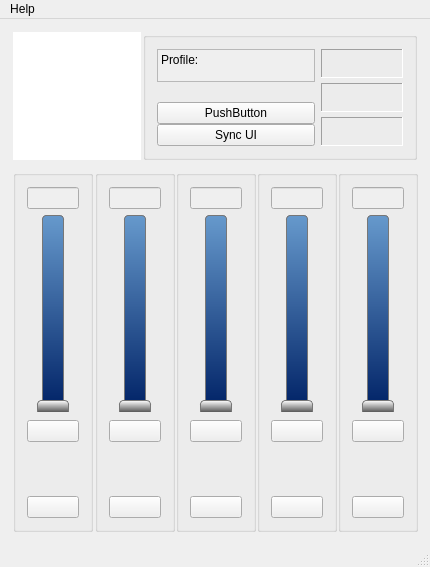
Qt form gui_mainwindow.ui (Shub77/phoebetria-code) before a commit.
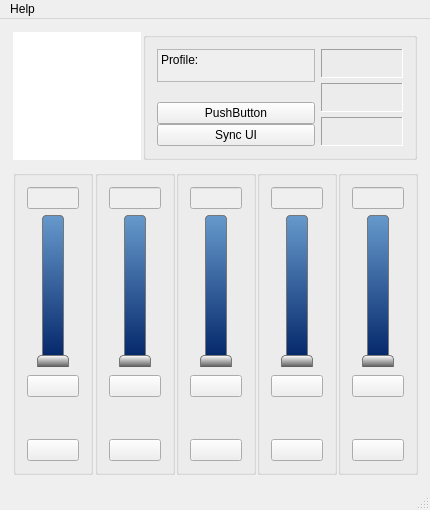
The same form after that commit. Icons and pictures are not drawn.

Commit message:
Removed unused GUI components
Removed old RPM indicators
Removed image files

```diff
--- a/gui_mainwindow.ui
+++ b/gui_mainwindow.ui
@@ -7,7 +7,7 @@
     <x>0</x>
     <y>0</y>
     <width>430</width>
-    <height>567</height>
+    <height>510</height>
    </rect>
   </property>
   <property name="sizePolicy">
@@ -739,78 +739,6 @@
            </property>
           </widget>
          </item>
-         <item>
-          <layout class="QHBoxLayout" name="horizontalLayout_22"/>
-         </item>
-         <item>
-          <layout class="QHBoxLayout" name="horizontalLayout_9">
-           <property name="spacing">
-            <number>0</number>
-           </property>
-           <item>
-            <widget class="QLabel" name="ctrl_channel1RpmIndicator">
-             <property name="sizePolicy">
-              <sizepolicy hsizetype="Fixed" vsizetype="Fixed">
-               <horstretch>51</horstretch>
-               <verstretch>6</verstretch>
-              </sizepolicy>
-             </property>
-             <property name="minimumSize">
-              <size>
-               <width>51</width>
-               <height>6</height>
-              </size>
-             </property>
-             <property name="maximumSize">
-              <size>
-               <width>51</width>
-               <height>6</height>
-              </size>
-             </property>
-             <property name="baseSize">
-              <size>
-               <width>51</width>
-               <height>6</height>
-              </size>
-             </property>
-             <property name="font">
-              <font>
-               <family>Arial Black</family>
-               <pointsize>16</pointsize>
-               <weight>50</weight>
-               <italic>false</italic>
-               <bold>false</bold>
-              </font>
-             </property>
-             <property name="toolTip">
-              <string>Channel</string>
-             </property>
-             <property name="styleSheet">
-              <string notr="true">background-image: url(:/Images/bar_green.png);
-margin:0px;</string>
-             </property>
-             <property name="frameShape">
-              <enum>QFrame::NoFrame</enum>
-             </property>
-             <property name="frameShadow">
-              <enum>QFrame::Plain</enum>
-             </property>
-             <property name="lineWidth">
-              <number>6</number>
-             </property>
-             <property name="text">
-              <string/>
-             </property>
-             <property name="alignment">
-              <set>Qt::AlignCenter</set>
-             </property>
-             <property name="indent">
-              <number>0</number>
-             </property>
-            </widget>
-           </item>
-          </layout>
-         </item>
          <item>
           <layout class="QHBoxLayout" name="horizontalLayout_3">
            <property name="spacing">
@@ -1019,78 +947,6 @@
            </property>
           </widget>
          </item>
-         <item>
-          <layout class="QHBoxLayout" name="horizontalLayout_24"/>
-         </item>
-         <item>
-          <layout class="QHBoxLayout" name="horizontalLayout_10">
-           <property name="spacing">
-            <number>0</number>
-           </property>
-           <item>
-            <widget class="QLabel" name="ctrl_channel2RpmIndicator">
-             <property name="sizePolicy">
-              <sizepolicy hsizetype="Fixed" vsizetype="Fixed">
-               <horstretch>51</horstretch>
-               <verstretch>6</verstretch>
-              </sizepolicy>
-             </property>
-             <property name="minimumSize">
-              <size>
-               <width>51</width>
-               <height>6</height>
-              </size>
-             </property>
-             <property name="maximumSize">
-              <size>
-               <width>51</width>
-               <height>6</height>
-              </size>
-             </property>
-             <property name="baseSize">
-              <size>
-               <width>51</width>
-               <height>6</height>
-              </size>
-             </property>
-             <property name="font">
-              <font>
-               <family>Arial Black</family>
-               <pointsize>16</pointsize>
-               <weight>50</weight>
-               <italic>false</italic>
-               <bold>false</bold>
-              </font>
-             </property>
-             <property name="toolTip">
-              <string>Channel</string>
-             </property>
-             <property name="styleSheet">
-              <string notr="true">background-image: url(:/Images/bar_green.png);
-margin:0px;</string>
-             </property>
-             <property name="frameShape">
-              <enum>QFrame::NoFrame</enum>
-             </property>
-             <property name="frameShadow">
-              <enum>QFrame::Plain</enum>
-             </property>
-             <property name="lineWidth">
-              <number>6</number>
-             </property>
-             <property name="text">
-              <string/>
-             </property>
-             <property name="alignment">
-              <set>Qt::AlignCenter</set>
-             </property>
-             <property name="indent">
-              <number>0</number>
-             </property>
-            </widget>
-           </item>
-          </layout>
-         </item>
          <item>
           <layout class="QHBoxLayout" name="horizontalLayout_20">
            <property name="spacing">
@@ -1302,78 +1158,6 @@
            </property>
           </widget>
          </item>
-         <item>
-          <layout class="QHBoxLayout" name="horizontalLayout_7"/>
-         </item>
-         <item>
-          <layout class="QHBoxLayout" name="horizontalLayout_35">
-           <property name="spacing">
-            <number>0</number>
-           </property>
-           <item>
-            <widget class="QLabel" name="ctrl_channel3RpmIndicator">
-             <property name="sizePolicy">
-              <sizepolicy hsizetype="Fixed" vsizetype="Fixed">
-               <horstretch>51</horstretch>
-               <verstretch>6</verstretch>
-              </sizepolicy>
-             </property>
-             <property name="minimumSize">
-              <size>
-               <width>51</width>
-               <height>6</height>
-              </size>
-             </property>
-             <property name="maximumSize">
-              <size>
-               <width>51</width>
-               <height>6</height>
-              </size>
-             </property>
-             <property name="baseSize">
-              <size>
-               <width>51</width>
-               <height>6</height>
-              </size>
-             </property>
-             <property name="font">
-              <font>
-               <family>Arial Black</family>
-               <pointsize>16</pointsize>
-               <weight>50</weight>
-               <italic>false</italic>
-               <bold>false</bold>
-              </font>
-             </property>
-             <property name="toolTip">
-              <string>Channel</string>
-             </property>
-             <property name="styleSheet">
-              <string notr="true">background-image: url(:/Images/bar_green.png);
-margin:0px;</string>
-             </property>
-             <property name="frameShape">
-              <enum>QFrame::NoFrame</enum>
-             </property>
-             <property name="frameShadow">
-              <enum>QFrame::Plain</enum>
-             </property>
-             <property name="lineWidth">
-              <number>6</number>
-             </property>
-             <property name="text">
-              <string/>
-             </property>
-             <property name="alignment">
-              <set>Qt::AlignCenter</set>
-             </property>
-             <property name="indent">
-              <number>0</number>
-             </property>
-            </widget>
-           </item>
-          </layout>
-         </item>
          <item>
           <layout class="QHBoxLayout" name="horizontalLayout_26">
            <property name="spacing">
@@ -1585,78 +1369,6 @@
            </property>
           </widget>
          </item>
-         <item>
-          <layout class="QHBoxLayout" name="horizontalLayout_16"/>
-         </item>
-         <item>
-          <layout class="QHBoxLayout" name="horizontalLayout_37">
-           <property name="spacing">
-            <number>0</number>
-           </property>
-           <item>
-            <widget class="QLabel" name="ctrl_channel4RpmIndicator">
-             <property name="sizePolicy">
-              <sizepolicy hsizetype="Fixed" vsizetype="Fixed">
-               <horstretch>51</horstretch>
-               <verstretch>6</verstretch>
-              </sizepolicy>
-             </property>
-             <property name="minimumSize">
-              <size>
-               <width>51</width>
-               <height>6</height>
-              </size>
-             </property>
-             <property name="maximumSize">
-              <size>
-               <width>51</width>
-               <height>6</height>
-              </size>
-             </property>
-             <property name="baseSize">
-              <size>
-               <width>51</width>
-               <height>6</height>
-              </size>
-             </property>
-             <property name="font">
-              <font>
-               <family>Arial Black</family>
-               <pointsize>16</pointsize>
-               <weight>50</weight>
-               <italic>false</italic>
-               <bold>false</bold>
-              </font>
-             </property>
-             <property name="toolTip">
-              <string>Channel</string>
-             </property>
-             <property name="styleSheet">
-              <string notr="true">background-image: url(:/Images/bar_green.png);
-margin:0px;</string>
-             </property>
-             <property name="frameShape">
-              <enum>QFrame::NoFrame</enum>
-             </property>
-             <property name="frameShadow">
-              <enum>QFrame::Plain</enum>
-             </property>
-             <property name="lineWidth">
-              <number>6</number>
-             </property>
-             <property name="text">
-              <string/>
-             </property>
-             <property name="alignment">
-              <set>Qt::AlignCenter</set>
-             </property>
-             <property name="indent">
-              <number>0</number>
-             </property>
-            </widget>
-           </item>
-          </layout>
-         </item>
          <item>
           <layout class="QHBoxLayout" name="horizontalLayout_28">
            <property name="spacing">
@@ -1868,78 +1580,6 @@
            </property>
           </widget>
          </item>
-         <item>
-          <layout class="QHBoxLayout" name="horizontalLayout_32"/>
-         </item>
-         <item>
-          <layout class="QHBoxLayout" name="horizontalLayout_38">
-           <property name="spacing">
-            <number>0</number>
-           </property>
-           <item>
-            <widget class="QLabel" name="ctrl_channel5RpmIndicator">
-             <property name="sizePolicy">
-              <sizepolicy hsizetype="Fixed" vsizetype="Fixed">
-               <horstretch>51</horstretch>
-               <verstretch>6</verstretch>
-              </sizepolicy>
-             </property>
-             <property name="minimumSize">
-              <size>
-               <width>51</width>
-               <height>6</height>
-              </size>
-             </property>
-             <property name="maximumSize">
-              <size>
-               <width>51</width>
-               <height>6</height>
-              </size>
-             </property>
-             <property name="baseSize">
-              <size>
-               <width>51</width>
-               <height>6</height>
-              </size>
-             </property>
-             <property name="font">
-              <font>
-               <family>Arial Black</family>
-               <pointsize>16</pointsize>
-               <weight>50</weight>
-               <italic>false</italic>
-               <bold>false</bold>
-              </font>
-             </property>
-             <property name="toolTip">
-              <string>Channel</string>
-             </property>
-             <property name="styleSheet">
-              <string notr="true">background-image: url(:/Images/bar_green.png);
-margin:0px;</string>
-             </property>
-             <property name="frameShape">
-              <enum>QFrame::NoFrame</enum>
-             </property>
-             <property name="frameShadow">
-              <enum>QFrame::Plain</enum>
-             </property>
-             <property name="lineWidth">
-              <number>6</number>
-             </property>
-             <property name="text">
-              <string/>
-             </property>
-             <property name="alignment">
-              <set>Qt::AlignCenter</set>
-             </property>
-             <property name="indent">
-              <number>0</number>
-             </property>
-            </widget>
-           </item>
-          </layout>
-         </item>
          <item>
           <layout class="QHBoxLayout" name="horizontalLayout_33">
            <property name="spacing">
```
Left out of the diff: 2 changed lines with no effect on the pictures. The commit also changes 3 other files.
